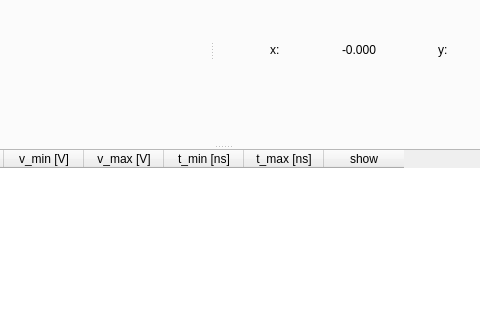
Before: the Qt Designer form TildaHost/source/Interface/LiveDataPlottingUi/Ui_LiveDataPlotting.ui in lasersphere/Tilda, drawn with Qt 5; both pictures show x 177 to 657 and y 126 to 446 of the 800 by 600 pixel window.
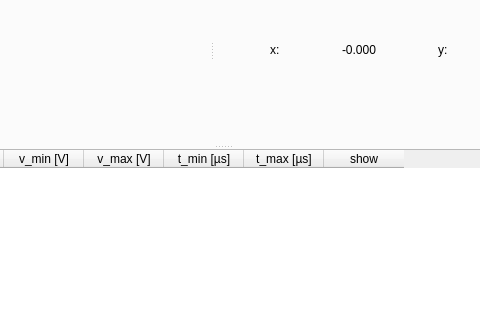
After: the same form once the commit is applied.

The edit to the form file:
```diff
--- a/TildaHost/source/Interface/LiveDataPlottingUi/Ui_LiveDataPlotting.ui
+++ b/TildaHost/source/Interface/LiveDataPlottingUi/Ui_LiveDataPlotting.ui
@@ -302,12 +302,12 @@
            </column>
            <column>
             <property name="text">
-             <string>t_min [ns]</string>
+             <string>t_min [µs]</string>
             </property>
            </column>
            <column>
             <property name="text">
-             <string>t_max [ns]</string>
+             <string>t_max [µs]</string>
             </property>
            </column>
            <column>
```
